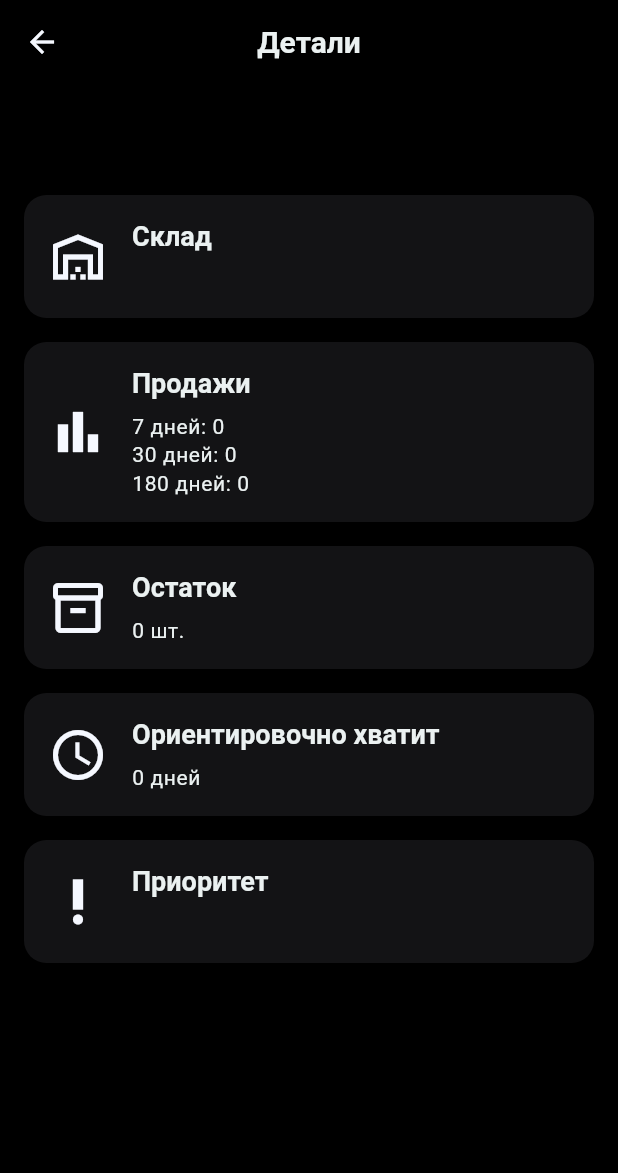
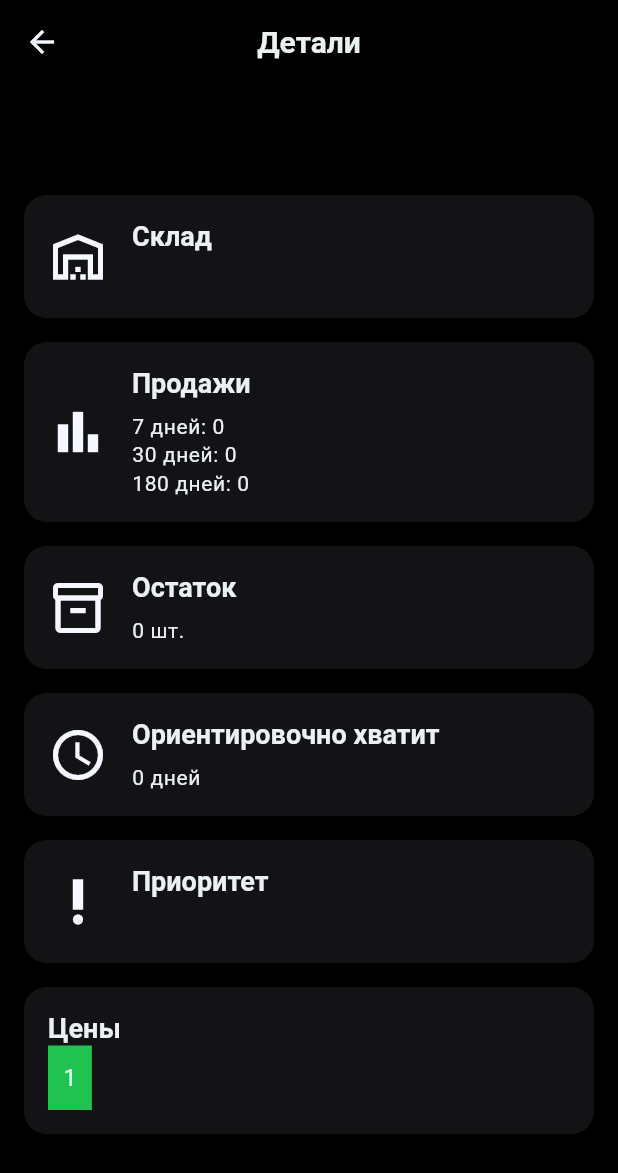
Before and after one commit to plyshk1n2k/TabakRoom-Staff, a Flutter app: the ProductDetailsScreen screen opened directly with empty values, on a phone screen of 412 x 824 dp. Shown: the top 1173 px of the screen. Run offline on Flutter 3.47's test engine with Material 3 defaults, Android fonts, the phone set to English and light mode, and no system bars; our stand-ins replace flutter_dotenv, shared_preferences, shimmer; accounts and stored records are empty.

Commit message:
Мелкие корректировки

```diff
--- a/lib/main.dart
+++ b/lib/main.dart
@@ -46,7 +46,6 @@ class TabakRoomApp extends StatelessWidget {
         darkTheme: CustomTheme.darkTheme, // Тёмная тема
         themeMode: themeProvider.isDarkMode ? ThemeMode.dark : ThemeMode.light,
         navigatorKey: navigatorKey, // 🔹 Подключаем глобальный навигатор
-
         routes: {
           '/login': (context) => LoginScreen(),
         },
--- a/lib/models/detect_suspicious_bonus.dart
+++ b/lib/models/detect_suspicious_bonus.dart
@@ -102,8 +102,8 @@ class FilterOptions {
   bool get isEmpty => _isResolved == null;
 
   // Приватный метод для автоматического сохранения изменений
-  void _saveToPreferences() {
-    AppPreferences.setValue('transactions_filter_options', toJson());
+  Future<void> _saveToPreferences() async {
+    await AppPreferences.setValue('transactions_filter_options', toJson());
   }
 
   // Метод для обновления значений
--- a/lib/models/product_purchase_priority.dart
+++ b/lib/models/product_purchase_priority.dart
@@ -133,8 +133,8 @@ class FilterOptions {
       _priorityLevel == null && _warehouseId == null && _groupId == null;
 
   // Приватный метод для автоматического сохранения изменений
-  void _saveToPreferences() {
-    AppPreferences.setValue('product_filter_options', toJson());
+  Future<void> _saveToPreferences() async {
+    await AppPreferences.setValue('product_filter_options', toJson());
   }
 
   void reset() {
--- a/lib/screens/auth_check.dart
+++ b/lib/screens/auth_check.dart
@@ -24,7 +24,6 @@ class _AuthCheckState extends State<AuthCheck> {
 
   Future<void> _checkAuth() async {
     bool isLoggedIn = await AuthService.isLoggedIn();
-
     setState(() {
       _isLoggedIn = isLoggedIn;
       _isLoading = false;
--- a/lib/screens/product_details_screen.dart
+++ b/lib/screens/product_details_screen.dart
@@ -1,4 +1,5 @@
 import 'package:flutter/material.dart';
+import 'package:tabakroom_staff/themes/theme_data.dart';
 
 class ProductDetailsScreen extends StatelessWidget {
   final String productName;
@@ -95,6 +96,33 @@ class ProductDetailsScreen extends StatelessWidget {
               content: priority,
               icon: Icons.priority_high_outlined,
             ),
+
+            // Карточка поставщиков с ценами
+            Card(
+              child: Padding(
+                padding: const EdgeInsets.all(16),
+                child: Column(
+                  crossAxisAlignment: CrossAxisAlignment.start,
+                  children: [
+                    Text(
+                      'Цены',
+                      style: Theme.of(context).textTheme.headlineMedium,
+                    ),
+                    Row(
+                      children: [
+                        Container(
+                          color: AppColors.secondary,
+                          padding: EdgeInsets.all(10),
+                          decoration: BoxDecoration(
+                              borderRadius: BorderRadius.circular(5)),
+                          child: Text('1'),
+                        )
+                      ],
+                    )
+                  ],
+                ),
+              ),
+            )
           ],
         ),
       ),
--- a/lib/themes/theme_provider.dart
+++ b/lib/themes/theme_provider.dart
@@ -21,7 +21,7 @@ class ThemeProvider with ChangeNotifier {
   // Метод для переключения темы и сохранения в SharedPreferences
   Future<void> toggleTheme() async {
     _isDarkMode = !_isDarkMode;
-    AppPreferences.setValue(
+    await AppPreferences.setValue(
         'isDarkMode', _isDarkMode); // Сохраняем новый выбор темы
     notifyListeners(); // Уведомление слушателей о том, что тема изменилась
   }
```
Also changed, not shown: lib/services/api_service.dart (+6 -4 lines), lib/services/auth_service.dart (+7 -5 lines).
